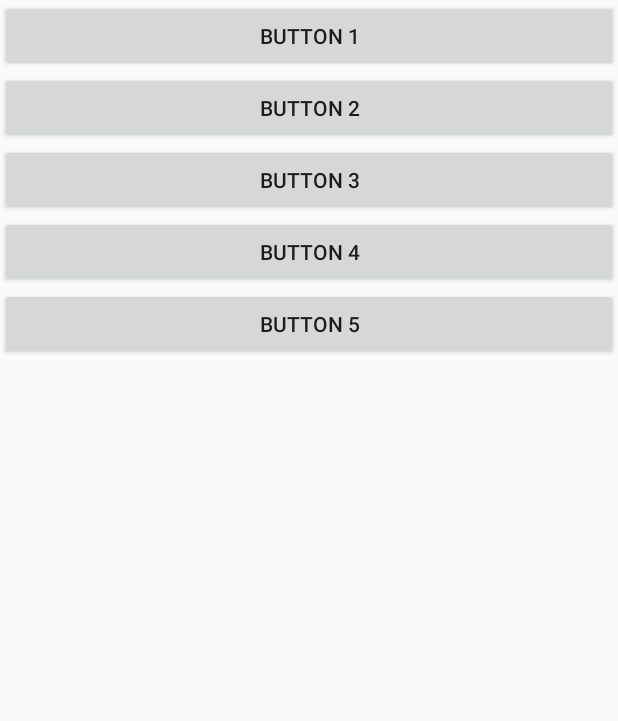
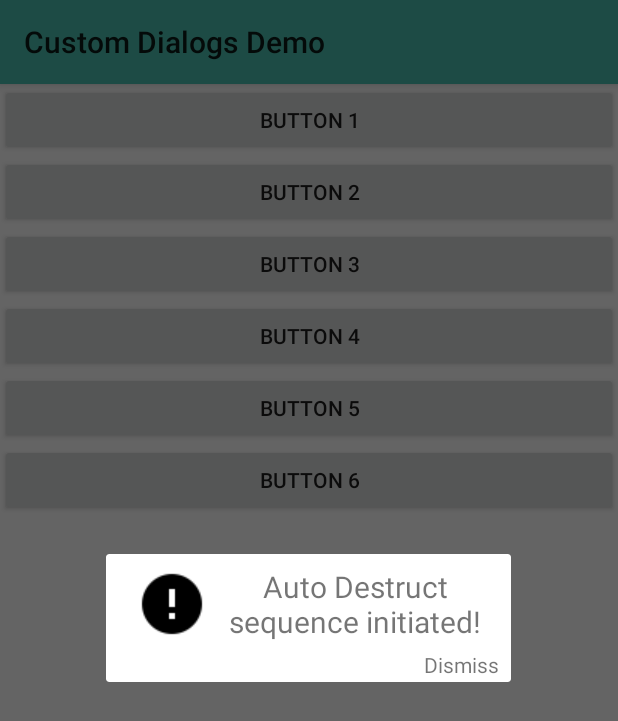
Before and after one commit to arora-aman/CustomDialogs, an Android app: the screen it shows after launch (MainActivity), after a tap on "BUTTON 4", on a phone screen of 412 x 824 dp. Shown: the top 721 px of the screen. Run offline under Robolectric (Android 15) with nearby library versions, the phone set to English and light mode, and no system bars.

Commit message:
Update Sample

```diff
--- a/app/src/main/java/com/aman_arora/customizabledialogs/MainActivity.java
+++ b/app/src/main/java/com/aman_arora/customizabledialogs/MainActivity.java
@@ -5,6 +5,7 @@ import android.graphics.Paint;
 import android.graphics.drawable.ColorDrawable;
 import android.os.Bundle;
 import android.support.v7.app.AppCompatActivity;
+import android.support.v7.widget.Toolbar;
 import android.view.View;
 import android.widget.Button;
 import android.widget.Toast;
@@ -14,18 +15,21 @@ import com.aman_arora.customdialogs.DialogGravity;
 
 public class MainActivity extends AppCompatActivity implements View.OnClickListener {
 
-    Button button1, button2, button3, button4, button5;
+    Button button1, button2, button3, button4, button5, button6;
+    Toolbar toolbar;
 
     @Override
     protected void onCreate(Bundle savedInstanceState) {
         super.onCreate(savedInstanceState);
         setContentView(R.layout.activity_main);
 
+        setTitle("Custom Dialogs Demo");
         button1 = (Button) findViewById(R.id.b1);
         button2 = (Button) findViewById(R.id.b2);
         button3 = (Button) findViewById(R.id.b3);
         button4 = (Button) findViewById(R.id.b4);
         button5 = (Button) findViewById(R.id.b5);
+        button6 = (Button) findViewById(R.id.b6);
 
 
         button1.setOnClickListener(this);
@@ -33,6 +37,7 @@ public class MainActivity extends AppCompatActivity implements View.OnClickListe
         button3.setOnClickListener(this);
         button4.setOnClickListener(this);
         button5.setOnClickListener(this);
+        button6.setOnClickListener(this);
 
     }
 
@@ -66,7 +71,7 @@ public class MainActivity extends AppCompatActivity implements View.OnClickListe
         CustomDialogs.OnButtonClickListener neutralButton = new CustomDialogs.OnButtonClickListener() {
             @Override
             public void onButtonClick() {
-                Toast.makeText(getApplicationContext(), "Neutral Button Clicked!", Toast.LENGTH_LONG).show();
+                Toast.makeText(getApplicationContext(), "Neutral Button Clicked!\nApparently I do nothing else but say my name", Toast.LENGTH_LONG).show();
             }
 
             @Override
@@ -75,7 +80,7 @@ public class MainActivity extends AppCompatActivity implements View.OnClickListe
             }
         };
 
-        final CustomDialogs dialog = new CustomDialogs(MainActivity.this, "Button with id" + v.getId() + " Clicked!", R.mipmap.ic_launcher, "Dismiss", positiveButton);
+        final CustomDialogs dialog = new CustomDialogs(MainActivity.this, "A random dialog box appeared!", R.drawable.emoticon_cool, "Dismiss", positiveButton);
 
         switch (v.getId()) {
             case R.id.b1:
@@ -96,16 +101,22 @@ public class MainActivity extends AppCompatActivity implements View.OnClickListe
                 break;
                 //Dialog with 100% dim, 3 buttons and grass green color
             case R.id.b4:
-                dialog.blockOutSideClick(true);
-                dialog.dismissAfter(1000);
-                //simple dialog box as in case 1 but blocks clicks outside the dialog box and that dismisses itself after 1000ms(or 1 sec).
+                dialog.dismissAfter(2000);
+                //simple dialog box as in case 1 but dismisses itself after 2000ms(or 2 secs).
                 break;
 
             case R.id.b5:
+                dialog.blockOutSideClick(true);
+                //simple dialog box as in case 1 but blocks clicks outside the dialog box.
+                break;
+
+            case R.id.b6:
                 dialog.enableNegativeButton("Custom -ve", new CustomDialogs.OnButtonClickListener() {
                     @Override
                     public void onButtonClick() {
+                        // something cool :P
                         dialog.getMessage().setText("Negative Button Clicked! Voila");
+                        Toast.makeText(MainActivity.this, "Told ya, you can do anything you wish", Toast.LENGTH_SHORT).show();
                     }
 
                     @Override
@@ -117,7 +128,19 @@ public class MainActivity extends AppCompatActivity implements View.OnClickListe
         }
         dialog.show();
 
-        if (v.getId() == R.id.b5)
+
+        if (v.getId() == R.id.b6)
             dialog.getPositiveButton().setPaintFlags(Paint.UNDERLINE_TEXT_FLAG);
+        if (v.getId() == R.id.b5){
+            dialog.getMessage().setText("Click outside and make anything happen, can you?");
+            dialog.getImageDrawable().setImageDrawable(getResources().getDrawable(R.drawable.emoticon_devil));
+        }
+        if (v.getId() == R.id.b4){
+            dialog.getMessage().setText("Auto Destruct sequence initiated!");
+            dialog.getImageDrawable().setImageDrawable(getResources().getDrawable(R.drawable.alert_circle));
+        }
+
+
+
     }
 }
--- a/app/src/main/res/layout/content_main.xml
+++ b/app/src/main/res/layout/content_main.xml
@@ -42,4 +42,10 @@
         android:id="@+id/b5"
         android:text="BUTTON 5"/>
 
+    <Button
+        android:layout_width="match_parent"
+        android:layout_height="wrap_content"
+        android:id="@+id/b6"
+        android:text="BUTTON 6"/>
+
 </LinearLayout>
--- a/app/src/main/res/values/colors.xml
+++ b/app/src/main/res/values/colors.xml
@@ -1,6 +1,6 @@
 <?xml version="1.0" encoding="utf-8"?>
 <resources>
-    <color name="colorPrimary">#3F51B5</color>
-    <color name="colorPrimaryDark">#303F9F</color>
-    <color name="colorAccent">#FF4081</color>
+    <color name="colorPrimary">#4ABDAC</color>
+    <color name="colorPrimaryDark">#16A085</color>
+    <color name="colorAccent">#F7B733</color>
 </resources>
--- a/app/src/main/res/values/styles.xml
+++ b/app/src/main/res/values/styles.xml
@@ -1,7 +1,7 @@
 <resources>
 
     <!-- Base application theme. -->
-    <style name="AppTheme" parent="Theme.AppCompat.Light.NoActionBar">
+    <style name="AppTheme" parent="Theme.AppCompat.Light">
         <!-- Customize your theme here. -->
         <item name="colorPrimary">@color/colorPrimary</item>
         <item name="colorPrimaryDark">@color/colorPrimaryDark</item>
--- a/build.gradle
+++ b/build.gradle
@@ -5,7 +5,7 @@ buildscript {
         jcenter()
     }
     dependencies {
-        classpath 'com.android.tools.build:gradle:2.1.0'
+        classpath 'com.android.tools.build:gradle:2.2.3'
 
         // NOTE: Do not place your application dependencies here; they belong
         // in the individual module build.gradle files
```
Also changed, not shown: app/build.gradle (+4 -5 lines), app/src/main/res/drawable/alert_circle.png (added), app/src/main/res/drawable/emoticon_cool.png (added), app/src/main/res/drawable/emoticon_devil.png (added), gradle/wrapper/gradle-wrapper.properties, 4 other files.
